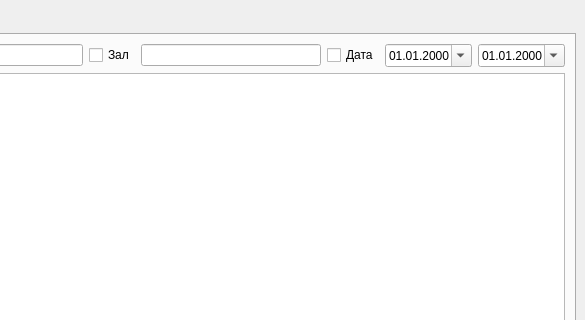
molchanovsv/kursovaya2, file mainwindow.ui: the form before one commit; both pictures show x 215 to 800 and y 0 to 320 of the 800 by 600 pixel window.
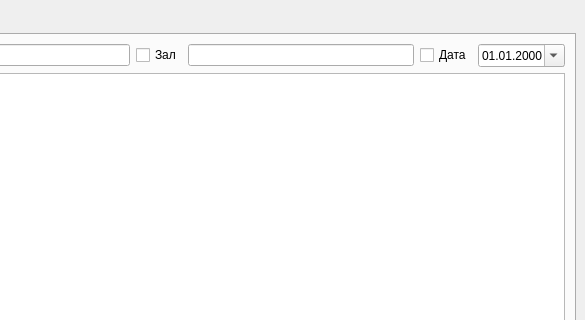
The form after the commit. The open tabs and pages were chosen to show the change.

Commit message: Switch report date filter to single day

```diff
--- a/mainwindow.ui
+++ b/mainwindow.ui
@@ -161,17 +161,7 @@
            </widget>
           </item>
           <item>
-           <widget class="QDateEdit" name="dateFromEdit">
-            <property name="calendarPopup">
-             <bool>true</bool>
-            </property>
-            <property name="displayFormat">
-             <string>dd.MM.yyyy</string>
-            </property>
-           </widget>
-          </item>
-          <item>
-           <widget class="QDateEdit" name="dateToEdit">
+           <widget class="QDateEdit" name="dateEdit">
             <property name="calendarPopup">
              <bool>true</bool>
             </property>
```
The commit also changes 1 other file.
